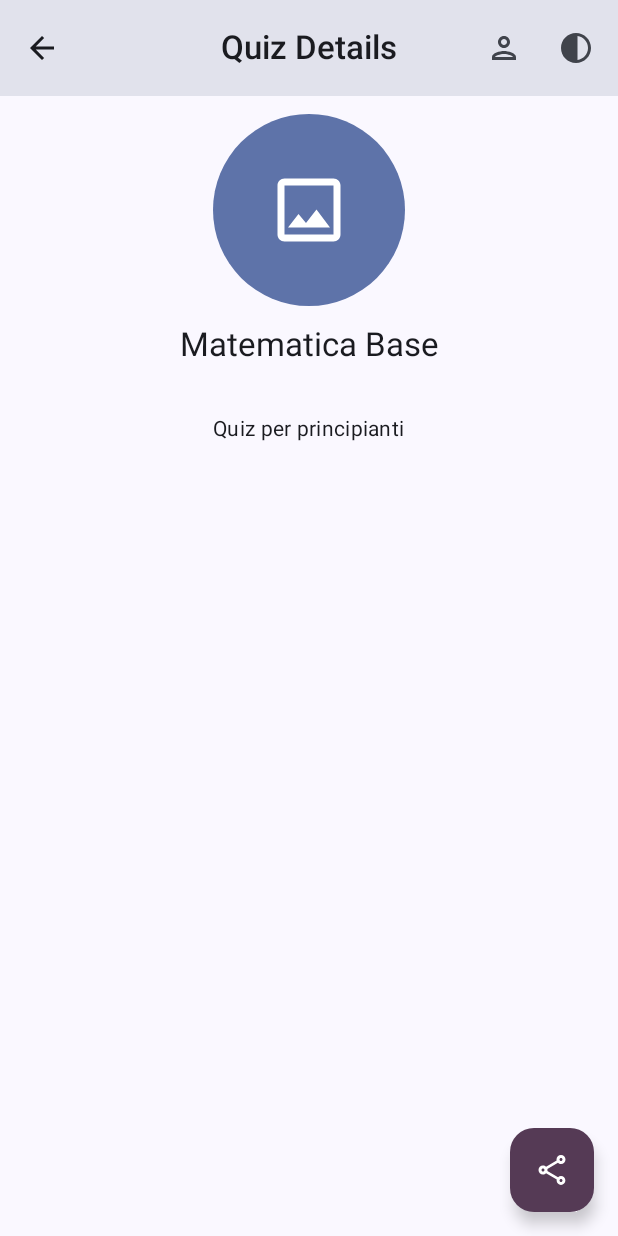
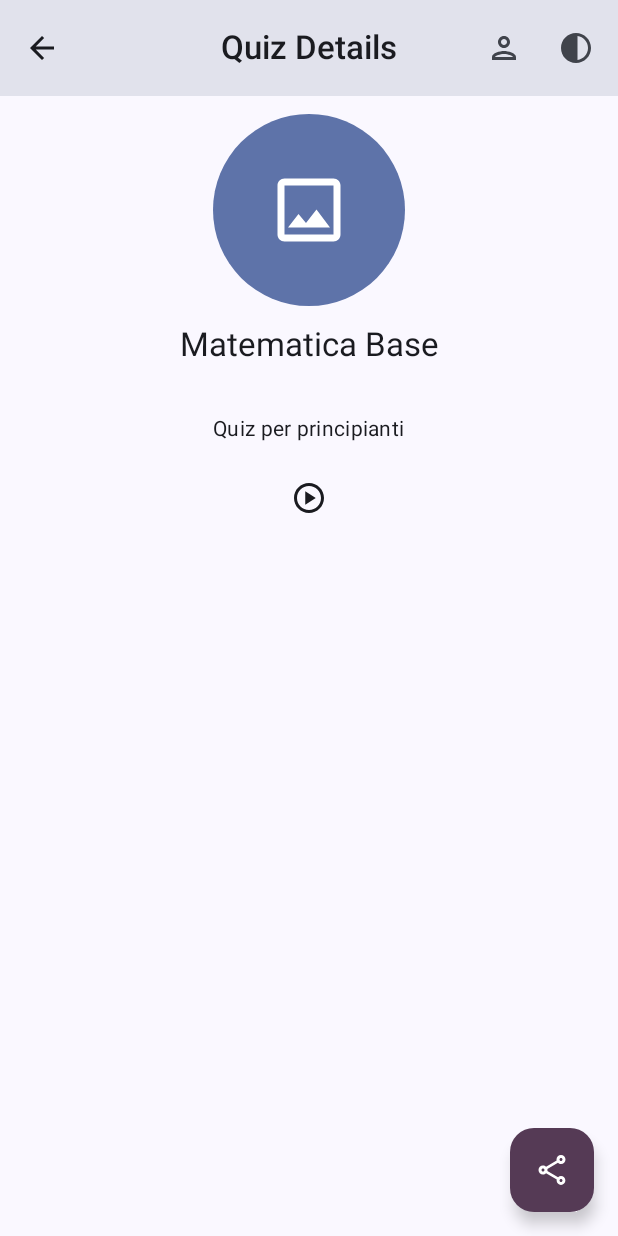
Before and after one commit to ChristianRemschi/QuizApp, an Android app built with Jetpack Compose: the screen it shows after launch (MainActivity), after a tap on "Matematica Base", on a phone screen of 412 x 824 dp. Run offline under Robolectric (Android 15) with nearby library versions, the phone set to English and light mode, and no system bars; our stand-ins replace Room's generated code; pictures from the network do not load.

Commit message:
added playQuiz

```diff
--- a/app/build.gradle.kts
+++ b/app/build.gradle.kts
@@ -69,6 +69,9 @@ dependencies {
     implementation(libs.coil.compose)
     implementation(libs.androidx.room.runtime)
     implementation(libs.androidx.room.ktx)
+    implementation(libs.androidx.runtime.livedata)
+    implementation(libs.ads.mobile.sdk)
+    implementation(libs.androidx.foundation.layout.android)
     annotationProcessor(libs.androidx.room.compiler)
     ksp(libs.androidx.room.compiler)
     testImplementation(libs.junit)
--- a/app/src/main/java/com/example/quizapp/AppModule.kt
+++ b/app/src/main/java/com/example/quizapp/AppModule.kt
@@ -8,6 +8,7 @@ import com.example.quizapp.data.repositories.QuizRepository
 import com.example.quizapp.data.repositories.SettingsRepository
 import com.example.quizapp.data.repositories.ThemeRepository
 import com.example.quizapp.ui.QuizViewModel
+import com.example.quizapp.ui.screens.play.PlayViewModel
 import com.example.quizapp.ui.screens.settings.SettingsViewModel
 import com.example.quizapp.ui.screens.theme.ThemeViewModel
 import org.koin.core.module.dsl.viewModel
@@ -41,4 +42,6 @@ val appModule = module {
     viewModel { QuizViewModel(get()) }
 
     viewModel { ThemeViewModel(get()) }
+
+    viewModel { PlayViewModel(get<QuizDatabase>().QuizDAO()) }
 }
--- a/app/src/main/java/com/example/quizapp/data/database/DAOs.kt
+++ b/app/src/main/java/com/example/quizapp/data/database/DAOs.kt
@@ -30,6 +30,10 @@ interface QuizDAO {
 
     @Insert
     suspend fun insertAnswer(answer: Answer): Long
+
+    @Transaction
+    @Query("SELECT * FROM Quiz WHERE id = :quizId")
+    suspend fun getQuizWithQuestionsAndAnswers(quizId: Int): QuizWithQuestions
 
     @Transaction
     suspend fun populateSampleData() {
--- a/app/src/main/java/com/example/quizapp/ui/Navigation.kt
+++ b/app/src/main/java/com/example/quizapp/ui/Navigation.kt
@@ -4,23 +4,30 @@ import androidx.compose.runtime.Composable
 import androidx.compose.runtime.getValue
 import androidx.lifecycle.compose.collectAsStateWithLifecycle
 import androidx.navigation.NavHostController
+import androidx.navigation.NavType
 import androidx.navigation.compose.NavHost
 import androidx.navigation.compose.composable
+import androidx.navigation.navArgument
 import androidx.navigation.toRoute
 import com.example.quizapp.ui.screens.home.HomeScreen
+import com.example.quizapp.ui.screens.play.PlayScreen
+import com.example.quizapp.ui.screens.play.PlayViewModel
 import com.example.quizapp.ui.screens.settings.SettingsScreen
 import com.example.quizapp.ui.screens.settings.SettingsViewModel
 import com.example.quizapp.ui.screens.quizdetails.QuizDetailsScreen
 import com.example.quizapp.ui.screens.theme.ThemeScreen
 import com.example.quizapp.ui.screens.theme.ThemeViewModel
+import io.ktor.http.parametersOf
 import kotlinx.serialization.Serializable
 import org.koin.androidx.compose.koinViewModel
+import org.koin.core.parameter.parametersOf
 
 sealed interface QuizRoute {
     @Serializable data object Home : QuizRoute
     @Serializable data class QuizDetails(val quizId: Int) : QuizRoute
     @Serializable data object Settings : QuizRoute
     @Serializable data object Theme : QuizRoute
+    @Serializable data class Play(val quizId: Int) : QuizRoute
 }
 
 @Composable
@@ -53,5 +60,14 @@ fun QuizNavGraph(navController: NavHostController) {
 
             ThemeScreen(themeState, themeViewModel::changeTheme, navController)
         }
+
+        composable<QuizRoute.Play> { backStackEntry ->
+            val route = backStackEntry.toRoute<QuizRoute.Play>()
+
+            val playViewModel = koinViewModel<PlayViewModel>()
+
+            PlayScreen(playViewModel,route.quizId, navController)
+        }
+
     }
 }
--- a/app/src/main/java/com/example/quizapp/ui/composables/AppBar.kt
+++ b/app/src/main/java/com/example/quizapp/ui/composables/AppBar.kt
@@ -4,6 +4,7 @@ import androidx.compose.material.icons.Icons
 import androidx.compose.material.icons.automirrored.outlined.ArrowBack
 import androidx.compose.material.icons.outlined.Contrast
 import androidx.compose.material.icons.outlined.Person
+import androidx.compose.material.icons.outlined.PlayCircle
 import androidx.compose.material.icons.outlined.Search
 import androidx.compose.material3.CenterAlignedTopAppBar
 import androidx.compose.material3.ExperimentalMaterial3Api
--- a/app/src/main/java/com/example/quizapp/ui/screens/quizdetails/QuizDetailsScreen.kt
+++ b/app/src/main/java/com/example/quizapp/ui/screens/quizdetails/QuizDetailsScreen.kt
@@ -9,9 +9,11 @@ import androidx.compose.foundation.layout.fillMaxSize
 import androidx.compose.foundation.layout.padding
 import androidx.compose.foundation.layout.size
 import androidx.compose.material.icons.Icons
+import androidx.compose.material.icons.outlined.PlayCircle
 import androidx.compose.material.icons.outlined.Share
 import androidx.compose.material3.FloatingActionButton
 import androidx.compose.material3.Icon
+import androidx.compose.material3.IconButton
 import androidx.compose.material3.MaterialTheme
 import androidx.compose.material3.Scaffold
 import androidx.compose.material3.Text
@@ -22,6 +24,7 @@ import androidx.compose.ui.platform.LocalContext
 import androidx.compose.ui.unit.dp
 import androidx.navigation.NavController
 import com.example.quizapp.data.database.Quiz
+import com.example.quizapp.ui.QuizRoute
 import com.example.quizapp.ui.composables.AppBar
 import com.example.quizapp.ui.composables.ImageWithPlaceholder
 import com.example.quizapp.ui.composables.Size
@@ -71,6 +74,9 @@ fun QuizDetailsScreen(quiz: Quiz, navController: NavController) {
                 quiz.description,
                 style = MaterialTheme.typography.bodyMedium
             )
+            IconButton(onClick = { navController.navigate(QuizRoute.Play(quiz.id)) }) {
+                Icon(Icons.Outlined.PlayCircle, "Play")
+            }
         }
     }
 }
--- a/gradle/libs.versions.toml
+++ b/gradle/libs.versions.toml
@@ -25,6 +25,9 @@ navigationComposeAndroid = "2.9.3"
 ui = "1.6.0"
 ksp = "2.0.0-1.0.24"
 room = "2.6.1"
+runtimeLivedata = "1.8.3"
+adsMobileSdk = "0.18.0-beta01"
+foundationLayoutAndroid = "1.7.2"
 
 
 [libraries]
@@ -61,6 +64,9 @@ ui = { module = "androidx.compose.ui:ui", version.ref = "ui" }
 androidx-room-compiler = { module = "androidx.room:room-compiler", version.ref = "room" }
 androidx-room-ktx = { module = "androidx.room:room-ktx", version.ref = "room" }
 androidx-room-runtime = { module = "androidx.room:room-runtime", version.ref = "room" }
+androidx-runtime-livedata = { group = "androidx.compose.runtime", name = "runtime-livedata", version.ref = "runtimeLivedata" }
+ads-mobile-sdk = { group = "com.google.android.libraries.ads.mobile.sdk", name = "ads-mobile-sdk", version.ref = "adsMobileSdk" }
+androidx-foundation-layout-android = { group = "androidx.compose.foundation", name = "foundation-layout-android", version.ref = "foundationLayoutAndroid" }
 
 [plugins]
 android-application = { id = "com.android.application", version.ref = "agp" }
```
Also changed, not shown: app/src/main/java/com/example/quizapp/data/database/Relations.kt (added, +23 -0 lines), app/src/main/java/com/example/quizapp/ui/QuizViewModel.kt (+4 -8 lines), app/src/main/java/com/example/quizapp/ui/screens/play/PlayScreen.kt (added, +70 -0 lines), app/src/main/java/com/example/quizapp/ui/screens/play/PlayViewModel.kt (added, +23 -0 lines), 2 other files.
